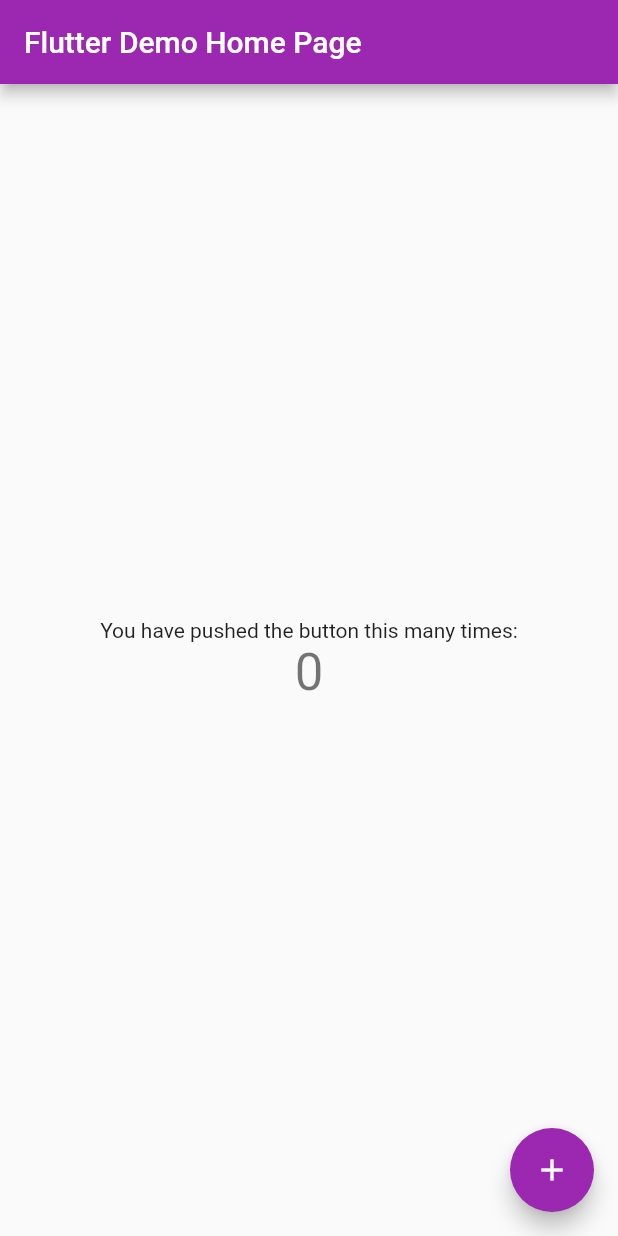
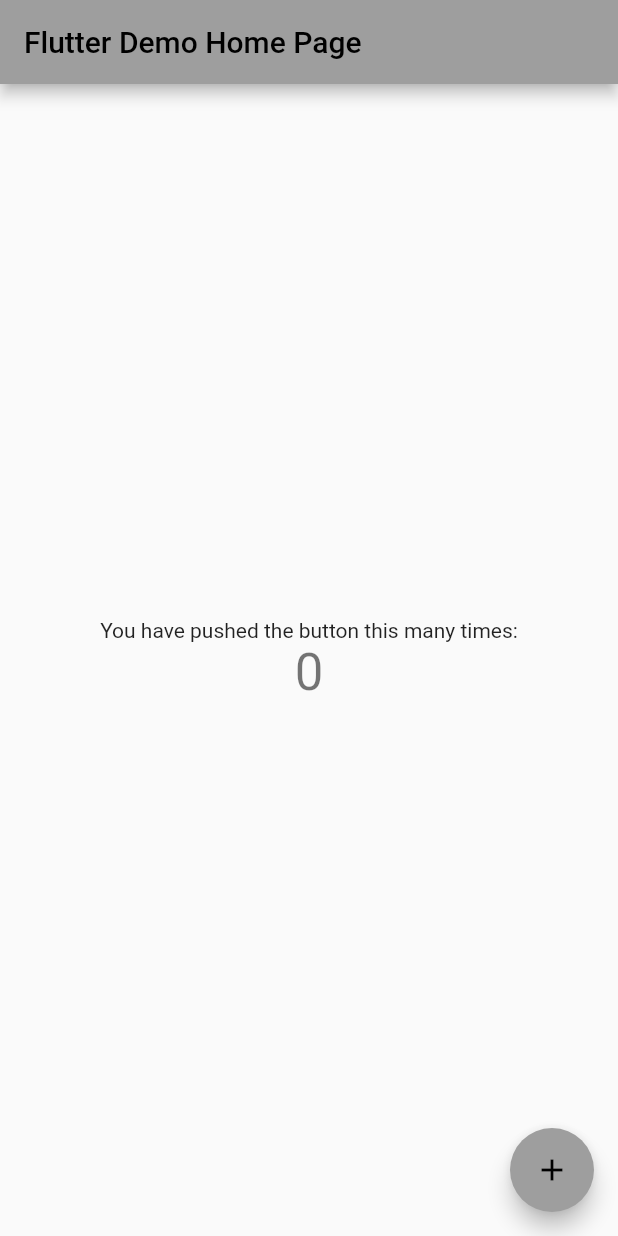
Before and after one commit to vmgarciahurtado/module1, a Flutter app: the screen it shows after launch, on a phone screen of 412 x 824 dp. Run offline on Flutter 3.47's test engine with Material 2 defaults, Android fonts, the phone set to English and light mode, and no system bars; our stand-ins replace get.

Commit message:
change color

```diff
--- a/lib/main.dart
+++ b/lib/main.dart
@@ -20,7 +20,7 @@ class MyApp extends StatelessWidget {
         // "hot reload" (press "r" in the console where you ran "flutter run",
         // or press Run > Flutter Hot Reload in a Flutter IDE). Notice that the
         // counter didn't reset back to zero; the application is not restarted.
-        primarySwatch: Colors.purple,
+        primarySwatch: Colors.grey,
       ),
       home: const MyHomePage(title: 'Flutter Demo Home Page'),
     );
```
